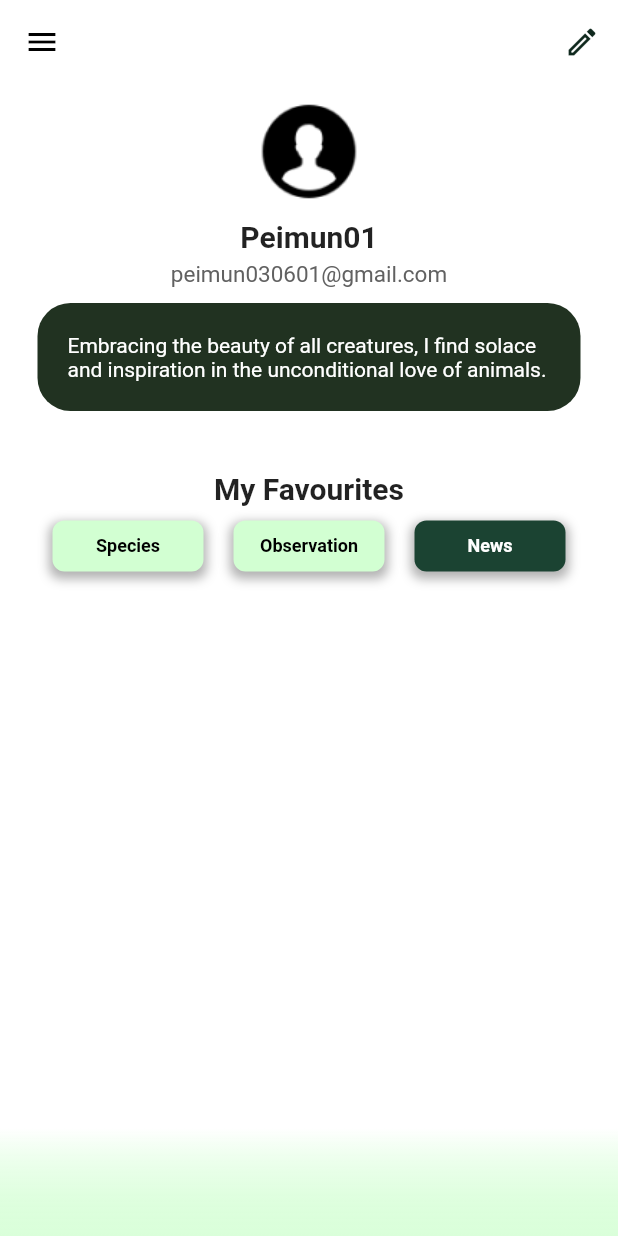
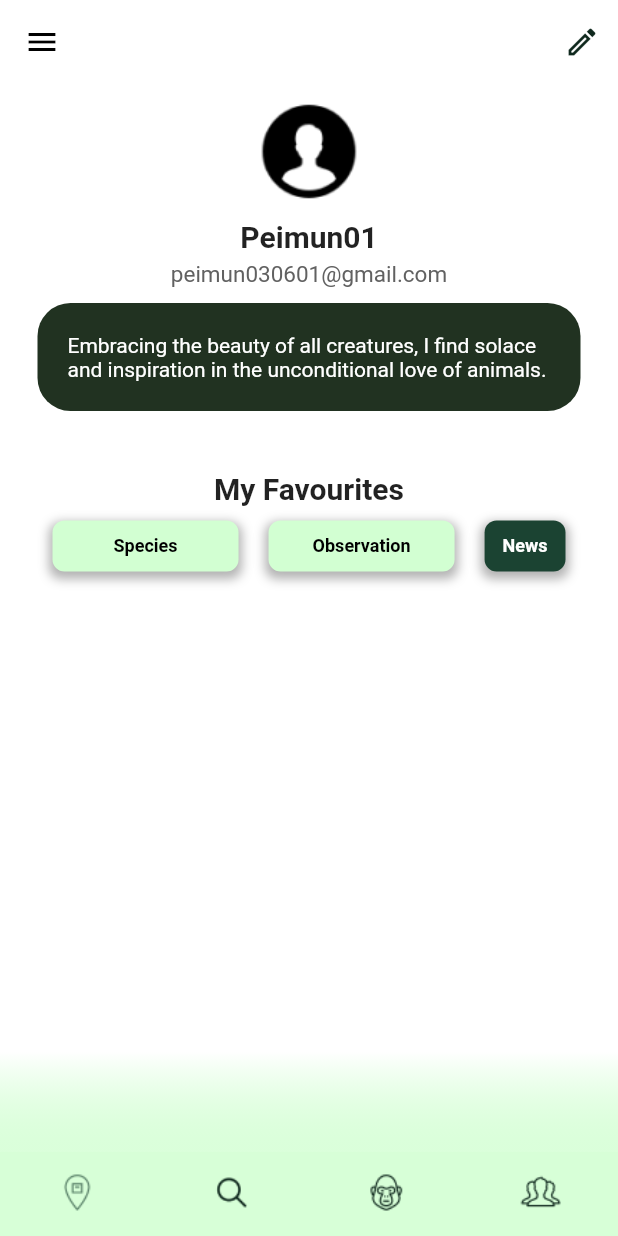
Before and after one commit to u2005268/animalLoversApp, a Flutter app: the ProfilePage screen opened directly, on a phone screen of 412 x 824 dp. Run offline on Flutter 3.47's test engine with Material 2 defaults, Android fonts, the phone set to English and light mode, and no system bars; our stand-ins replace cloud_firestore, firebase_auth, firebase_core, gap, google_sign_in; accounts and stored records are empty.

Commit message:
update UI

```diff
--- /dev/null
+++ b/lib/components/bottom_bar.dart
@@ -0,0 +1,97 @@
+import 'package:animal_lovers_app/screens/animal_tracker.dart';
+import 'package:animal_lovers_app/screens/donate.dart';
+import 'package:animal_lovers_app/screens/profile.dart';
+import 'package:flutter/cupertino.dart';
+import 'package:flutter/material.dart';
+
+class BottomBar extends StatefulWidget {
+  const BottomBar({Key? key}) : super(key: key);
+
+  @override
+  State<BottomBar> createState() => _BottomBarState();
+}
+
+class _BottomBarState extends State<BottomBar> {
+  int _selectedIndex = 0;
+  // static final List<Widget> _widgetOptions = <Widget>[
+  //   AnimalTracker(),
+  //   // const Text("Identify"),
+  //   ProfilePage(),
+  //   const Text("Species"),
+  //   const Text("Community")
+  // ];
+
+  void _onItemTapped(int index) {
+    setState(() {
+      _selectedIndex = index;
+      // Use Navigator to navigate to the selected page based on the index
+      if (index == 0) {
+        Navigator.push(
+          context,
+          MaterialPageRoute(builder: (context) => AnimalTracker()),
+        );
+      }
+      // else if (index == 2) {
+      //   Navigator.push(
+      //     context,
+      //     MaterialPageRoute(builder: (context) => ProfilePage()),
+      //   );
+      // }
+    });
+    // print('Tapped index is ${_selectedIndex}');
+  }
+
+  @override
+  Widget build(BuildContext context) {
+    return BottomNavigationBar(
+      currentIndex: _selectedIndex,
+      onTap: _onItemTapped,
+      elevation: 0,
+      showSelectedLabels: false,
+      showUnselectedLabels: false,
+      selectedItemColor: Color(0xFF1B4332).withOpacity(0.7),
+      type: BottomNavigationBarType.fixed,
+      unselectedItemColor: Color(0xFF0F281D),
+      backgroundColor:
+          Color(0xFFD7FFD7), // Set the background color to transparent
+      items: [
+        BottomNavigationBarItem(
+            icon: Transform.scale(
+              scale:
+                  1.5, // Adjust the scale value as needed to make the icon bigger
+              child: ImageIcon(
+                AssetImage('images/track.png'),
+              ),
+            ),
+            label: "Tracker"),
+        BottomNavigationBarItem(
+            icon: Transform.scale(
+              scale:
+                  1.5, // Adjust the scale value as needed to make the icon bigger
+              child: ImageIcon(
+                AssetImage('images/identify.png'),
+              ),
+            ),
+            label: "Identifier"),
+        BottomNavigationBarItem(
+            icon: Transform.scale(
+              scale:
+                  1.5, // Adjust the scale value as needed to make the icon bigger
+              child: ImageIcon(
+                AssetImage('images/species.png'),
+              ),
+            ),
+            label: "Species"),
+        BottomNavigationBarItem(
+            icon: Transform.scale(
+              scale:
+                  1.5, // Adjust the scale value as needed to make the icon bigger
+              child: ImageIcon(
+                AssetImage('images/community.png'),
+              ),
+            ),
+            label: "Community"),
+      ],
+    );
+  }
+}
--- a/lib/main.dart
+++ b/lib/main.dart
@@ -1,6 +1,5 @@
 import 'package:animal_lovers_app/screens/animal_tracker.dart';
 import 'package:animal_lovers_app/screens/auth_page.dart';
-import 'package:animal_lovers_app/screens/bottom_bar.dart';
 import 'package:animal_lovers_app/screens/login.dart';
 import 'package:animal_lovers_app/screens/register.dart';
 import 'package:flutter/material.dart';
--- a/lib/screens/donate.dart
+++ b/lib/screens/donate.dart
@@ -1,3 +1,4 @@
+import 'package:animal_lovers_app/components/bottom_bar.dart';
 import 'package:animal_lovers_app/components/donationCard.dart';
 import 'package:animal_lovers_app/screens/info.dart';
 import 'package:animal_lovers_app/screens/profile.dart';
@@ -76,7 +77,8 @@ class _DonatePageState extends State<DonatePage> {
         onInfoTap: navigateInfo,
         onProfileTap: navigateProfile,
       ),
-      backgroundColor: Colors.transparent,
+      bottomNavigationBar: BottomBar(),
+      backgroundColor: Colors.white,
       body: Container(
         decoration: BoxDecoration(
           gradient: LinearGradient(
--- a/lib/screens/edit_profile.dart
+++ b/lib/screens/edit_profile.dart
@@ -41,6 +41,8 @@ class _EditProfilePageState extends State<EditProfilePage> {
         ),
       ),
       body: Container(
+          width: MediaQuery.of(context).size.width,
+          height: MediaQuery.of(context).size.height,
           decoration: BoxDecoration(
             gradient: LinearGradient(
               begin: Alignment.topCenter,
@@ -53,9 +55,10 @@ class _EditProfilePageState extends State<EditProfilePage> {
               ],
             ),
           ),
-          child: SingleChildScrollView(
+          child: SafeArea(
             child: Padding(
               padding: const EdgeInsets.only(top: 20.0),
+              child: SingleChildScrollView(
                 child: Column(
                   children: [
                     Stack(children: [
@@ -126,6 +129,7 @@ class _EditProfilePageState extends State<EditProfilePage> {
                   ],
                 ),
               ),
+            ),
           )),
     );
   }
--- a/lib/screens/info.dart
+++ b/lib/screens/info.dart
@@ -1,3 +1,4 @@
+import 'package:animal_lovers_app/components/bottom_bar.dart';
 import 'package:animal_lovers_app/components/longCard.dart';
 import 'package:animal_lovers_app/components/shortButton.dart';
 import 'package:animal_lovers_app/screens/donate.dart';
@@ -78,7 +79,8 @@ class _InfoPageState extends State<InfoPage> {
           onDonateTap: navigateDonate,
           onInfoTap: navigateInfo,
           onProfileTap: navigateProfile),
-      backgroundColor: Colors.transparent,
+      bottomNavigationBar: BottomBar(),
+      backgroundColor: Colors.white,
       body: Container(
           height: MediaQuery.of(context).size.height,
           decoration: BoxDecoration(
--- a/lib/screens/profile.dart
+++ b/lib/screens/profile.dart
@@ -1,3 +1,4 @@
+import 'package:animal_lovers_app/components/bottom_bar.dart';
 import 'package:animal_lovers_app/components/shortButton.dart';
 import 'package:animal_lovers_app/screens/donate.dart';
 import 'package:animal_lovers_app/screens/edit_profile.dart';
@@ -64,8 +65,11 @@ class _ProfilePageState extends State<ProfilePage> {
           onDonateTap: navigateDonate,
           onInfoTap: navigateInfo,
           onProfileTap: navigateProfile),
-      backgroundColor: Colors.transparent,
-      body: Container(
+      bottomNavigationBar: BottomBar(),
+      backgroundColor: Colors.white,
+      body: SafeArea(
+        child: Center(
+          child: Container(
               decoration: BoxDecoration(
                 gradient: LinearGradient(
                   begin: Alignment.topCenter,
@@ -93,7 +97,8 @@ class _ProfilePageState extends State<ProfilePage> {
                     ),
                     Text(
                       "Peimun01",
-                  style: TextStyle(fontSize: 20, fontWeight: FontWeight.w600),
+                      style:
+                          TextStyle(fontSize: 20, fontWeight: FontWeight.w600),
                     ),
                     Gap(5),
                     Text(
@@ -110,13 +115,15 @@ class _ProfilePageState extends State<ProfilePage> {
                       ),
                       child: Text(
                         "Embracing the beauty of all creatures, I find solace and inspiration in the unconditional love of animals.",
-                    style: const TextStyle(color: Colors.white, fontSize: 14),
+                        style:
+                            const TextStyle(color: Colors.white, fontSize: 14),
                       ),
                     ),
                     Gap(40),
                     Text(
                       "My Favourites",
-                  style: TextStyle(fontSize: 20, fontWeight: FontWeight.w600),
+                      style:
+                          TextStyle(fontSize: 20, fontWeight: FontWeight.w600),
                     ),
                     Gap(10),
                     Padding(
@@ -140,12 +147,10 @@ class _ProfilePageState extends State<ProfilePage> {
                             ),
                           ),
                           Gap(20),
-                      Flexible(
-                        child: ShortButton(
+                          ShortButton(
                             buttonText: "News",
                             isTapped: true,
                             onTap: () {},
-                        ),
                           ),
                         ],
                       ),
@@ -153,6 +158,8 @@ class _ProfilePageState extends State<ProfilePage> {
                   ],
                 ),
               )),
+        ),
+      ),
     );
   }
 }
```
Also changed, not shown: lib/screens/animal_tracker.dart (+8 -3 lines), lib/screens/bottom_bar.dart (deleted, +0 -86 lines). Lines whose indentation alone changed are shown as unchanged.
